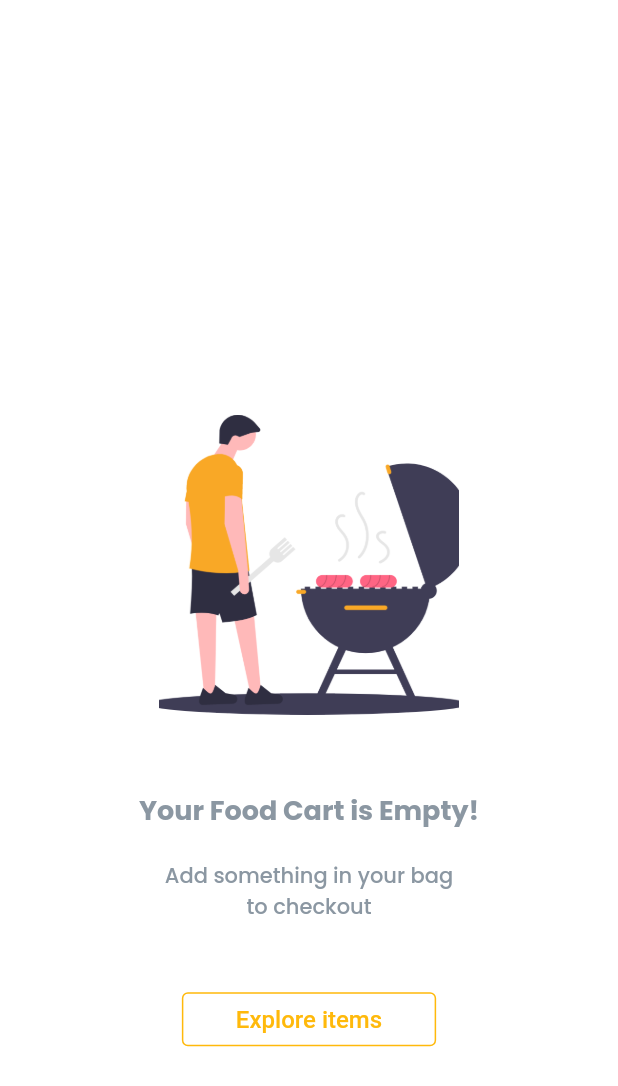
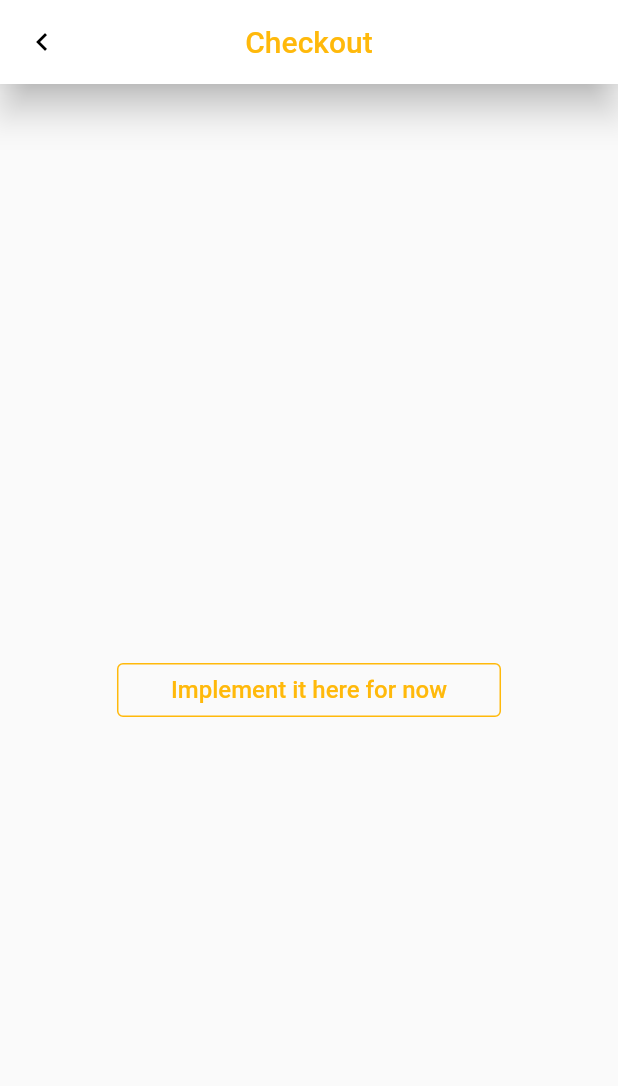
Before and after one commit to ps6067966/food_delivery, a Flutter app: the BagPage screen opened directly with empty values, on a phone screen of 412 x 824 dp. Shown: the top 1086 px of the screen. Run offline on Flutter 3.47's test engine with Material 2 defaults, Android fonts, the phone set to English and light mode, and no system bars; our stand-ins replace auto_size_text, built_collection, built_value, cloud_firestore, firebase_auth, firebase_core and 8 more; missing offline and left inert: geocoder; accounts and stored records are empty; generated files the repository leaves out were written again.

Commit message:
for daljeet to impement
just temporarily removed empty_bag screen and pushed this screen instead for now

```diff
--- a/lib/pages/home_pages/bag/bag.dart
+++ b/lib/pages/home_pages/bag/bag.dart
@@ -1,6 +1,7 @@
 import 'package:flutter/material.dart';
 
-import 'empty_bag.dart';
+// import 'empty_bag.dart';
+import 'checkout.dart';
 
 class BagPage extends StatelessWidget {
   const BagPage({Key key, @required this.onPressed, this.isLoggedIn = false})
@@ -12,7 +13,7 @@ class BagPage extends StatelessWidget {
   Widget build(BuildContext context) {
     return Scaffold(
       backgroundColor: Colors.white,
-      body: EmptyBag(onPressed: onPressed),
+      body: Checkout(),
     );
   }
 }
--- /dev/null
+++ b/lib/pages/home_pages/bag/checkout.dart
@@ -0,0 +1,59 @@
+import 'package:flutter/material.dart';
+import 'package:food_delivery/constant/theme.dart';
+
+class Checkout extends StatefulWidget {
+  Checkout({Key key}) : super(key: key);
+
+  @override
+  _CheckoutState createState() => _CheckoutState();
+}
+
+class _CheckoutState extends State<Checkout> {
+  @override
+  Widget build(BuildContext context) {
+    return Container(
+      child: Scaffold(
+        appBar: AppBar(
+          backgroundColor: Colors.white,
+          elevation: 10.0,
+          leading: IconButton(
+            icon: Icon(
+              Icons.chevron_left_outlined,
+            ),
+            onPressed: () {
+              Navigator.pop(context);
+            },
+          ),
+          title: Text(
+            "Checkout",
+            style: TextStyle(
+              color: CustomTheme.primaryColor,
+            ),
+          ),
+          centerTitle: true,
+        ),
+        body: Center(
+          child: Padding(
+            padding: EdgeInsets.fromLTRB(0, 40, 0, 0),
+            child: OutlinedButton(
+              onPressed: () {},
+              style: ButtonStyle(
+                side: MaterialStateProperty.all(
+                    BorderSide(color: CustomTheme.primaryColor)),
+              ),
+              child: Padding(
+                padding: const EdgeInsets.fromLTRB(20, 8, 20, 8),
+                child: Text(
+                  "Implement it here for now",
+                  style: TextStyle(
+                      color: CustomTheme.primaryColor, fontSize: 16.0
+                    ),
+                ),
+              ),
+            ),
+          )
+        ),
+      ),
+    );
+  }
+}
```
